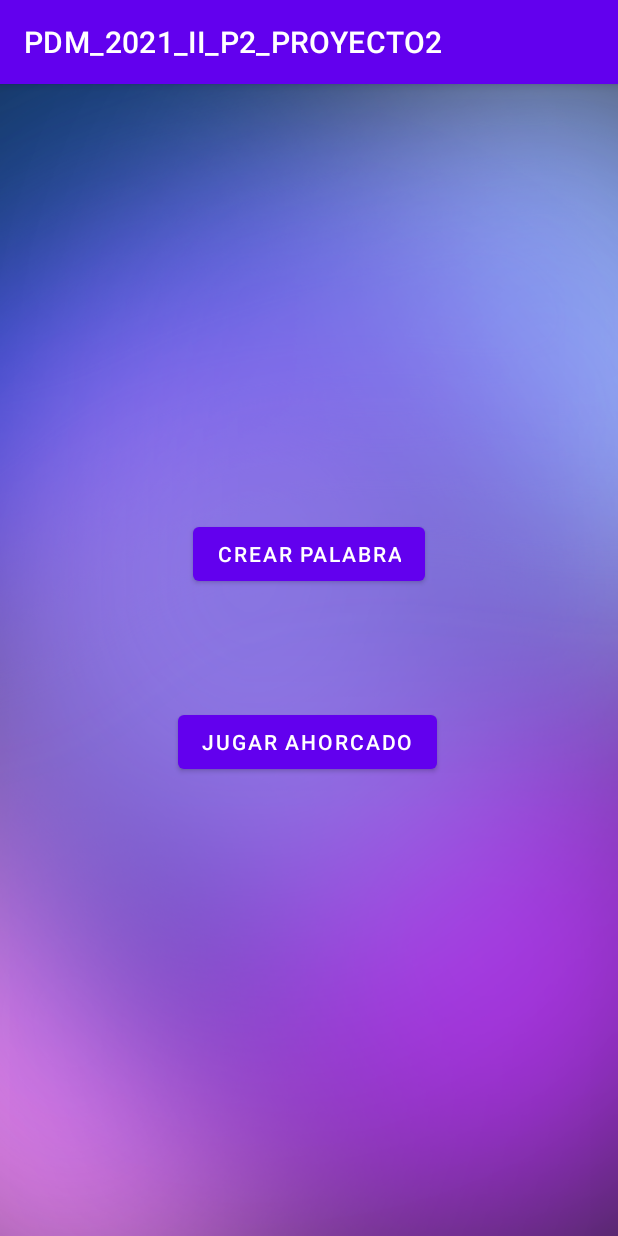
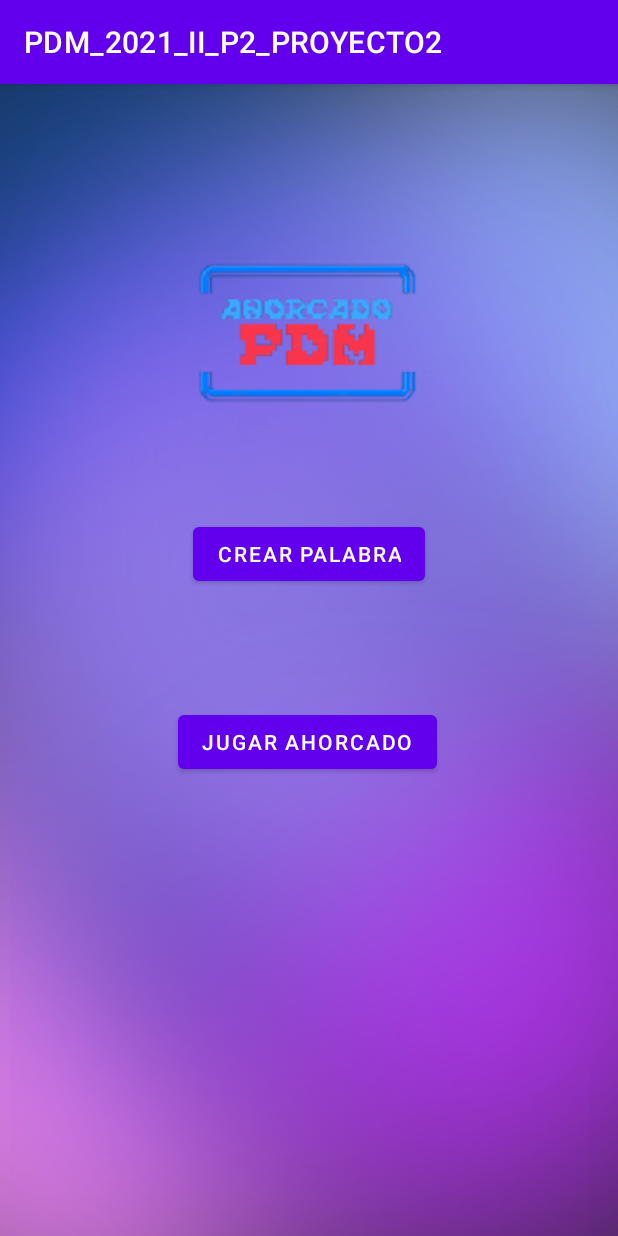
Before and after one commit to Leonel-Padilla/PDM_2021_II_P2_PROYECTO2, an Android app: the screen it shows after launch (MainActivity), on a phone screen of 412 x 824 dp. Run offline under Robolectric (Android 15) with nearby library versions, the phone set to English and light mode, and no system bars.

Commit message:
Commit Logos

```diff
--- a/app/src/main/java/hn/edu/ujcv/pdm_2021_ii_p2_proyecto2/JugarActivity.kt
+++ b/app/src/main/java/hn/edu/ujcv/pdm_2021_ii_p2_proyecto2/JugarActivity.kt
@@ -94,7 +94,7 @@ class JugarActivity : AppCompatActivity() {
 
     private fun inicializar(){
 
-            val numeroNuevo = (0..Palabra.Palabras.size).random()
+            val numeroNuevo = (0..Palabra.Palabras.size-1).random()
 
             palabraActual = Palabra.Palabras[numeroNuevo]
 
--- a/app/src/main/res/layout/activity_main.xml
+++ b/app/src/main/res/layout/activity_main.xml
@@ -6,6 +6,19 @@
     android:layout_height="match_parent"
     android:background="@drawable/backgroundproyecto2"
     tools:context=".MainActivity">
+
+    <ImageView
+        android:id="@+id/IVLogo"
+        android:layout_width="00dp"
+        android:layout_height="0dp"
+        android:layout_marginTop="43dp"
+        android:layout_marginBottom="135dp"
+        android:visibility="visible"
+        app:layout_constraintBottom_toTopOf="@+id/btnJugar"
+        app:layout_constraintEnd_toEndOf="parent"
+        app:layout_constraintStart_toStartOf="parent"
+        app:layout_constraintTop_toTopOf="parent"
+        app:srcCompat="@drawable/barras__1_" />
 
     <Button
         android:id="@+id/btnJugar"
@@ -16,7 +29,8 @@
         app:layout_constraintBottom_toBottomOf="parent"
         app:layout_constraintEnd_toEndOf="parent"
         app:layout_constraintHorizontal_bias="0.497"
-        app:layout_constraintStart_toStartOf="parent" />
+        app:layout_constraintStart_toStartOf="parent"
+        app:layout_constraintTop_toBottomOf="@+id/IVLife6" />
 
     <Button
         android:id="@+id/btnCrear"
```
Also changed, not shown: app/src/main/res/drawable/barras__1_.png (added), app/src/main/res/drawable/new_project__3_.png (added), app/src/main/res/drawable/new_project__4_.png (added).
